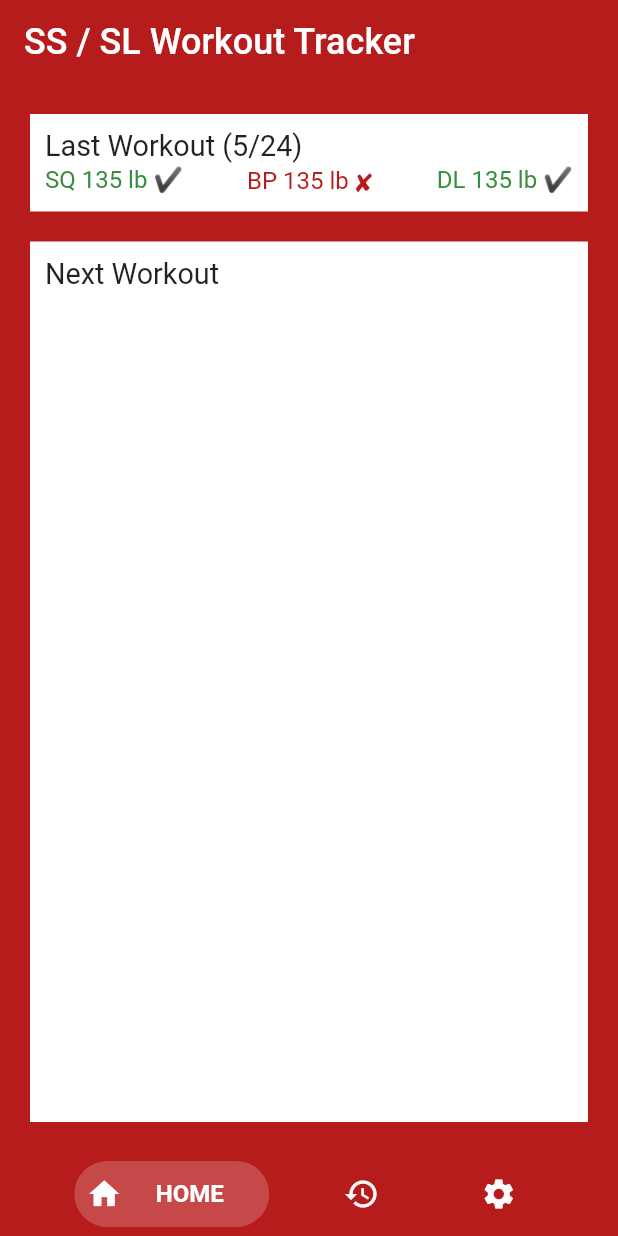
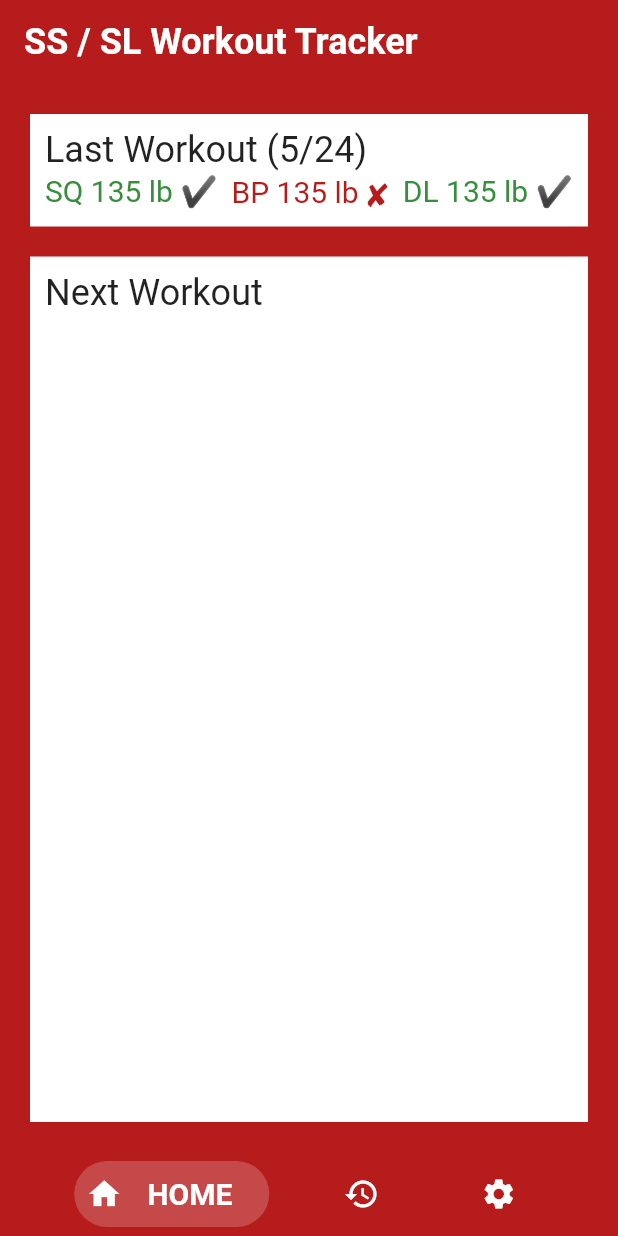
Before and after one commit to tatater56/ss-sl-workout-tracker, a Flutter app: the screen it shows after launch, on a phone screen of 412 x 824 dp. Run offline on Flutter 3.47's test engine with Material 2 defaults, Android fonts, the phone set to English and light mode, and no system bars; drawn by our look-alikes of bottom_navy_bar.

Commit message:
adjust appbar title, default text size

```diff
--- a/lib/main.dart
+++ b/lib/main.dart
@@ -27,11 +27,12 @@ class _MyAppState extends State<MyApp> {
   Widget build(BuildContext context) {
     return MaterialApp(
       theme: ThemeData(
-        textTheme: TextTheme(bodyText2: TextStyle(fontSize: 16.0)),
+        textTheme: TextTheme(bodyText2: TextStyle(fontSize: 20.0)),
       ),
       home: Scaffold(
         appBar: AppBar(
-          title: Text(_appbarTitle, style: TextStyle(fontSize: 24.0)),
+          title: Text(_appbarTitle,
+              style: TextStyle(fontSize: 24.0, fontWeight: FontWeight.bold)),
           elevation: 0,
           backgroundColor: Colors.transparent,
         ),
```
